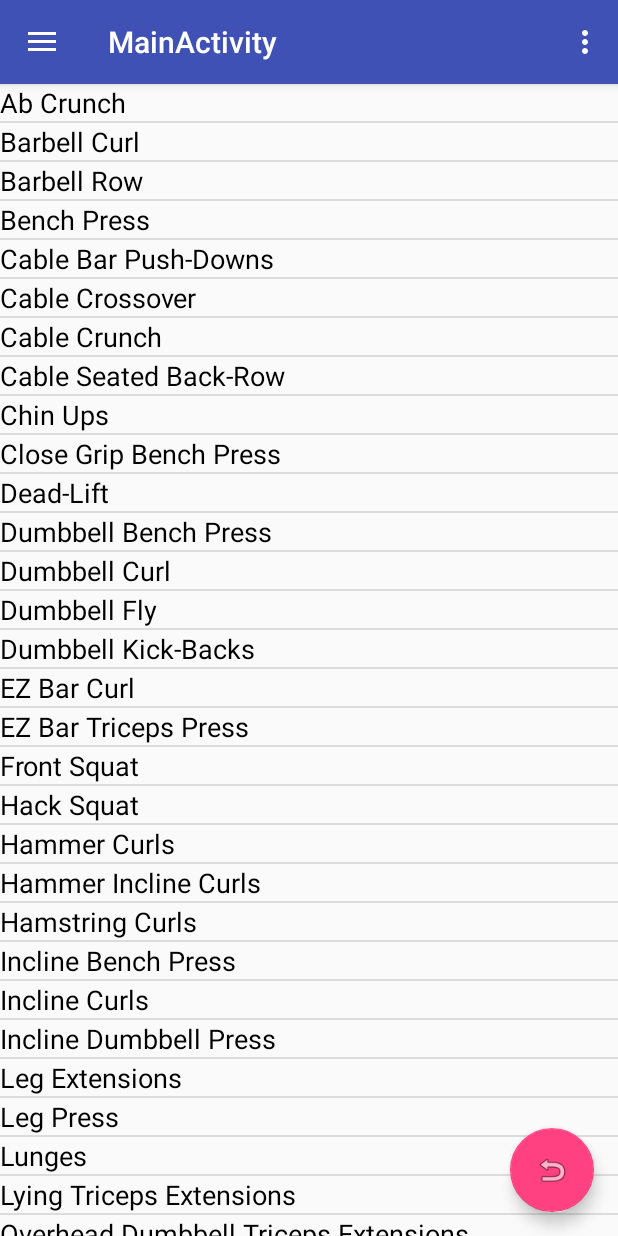
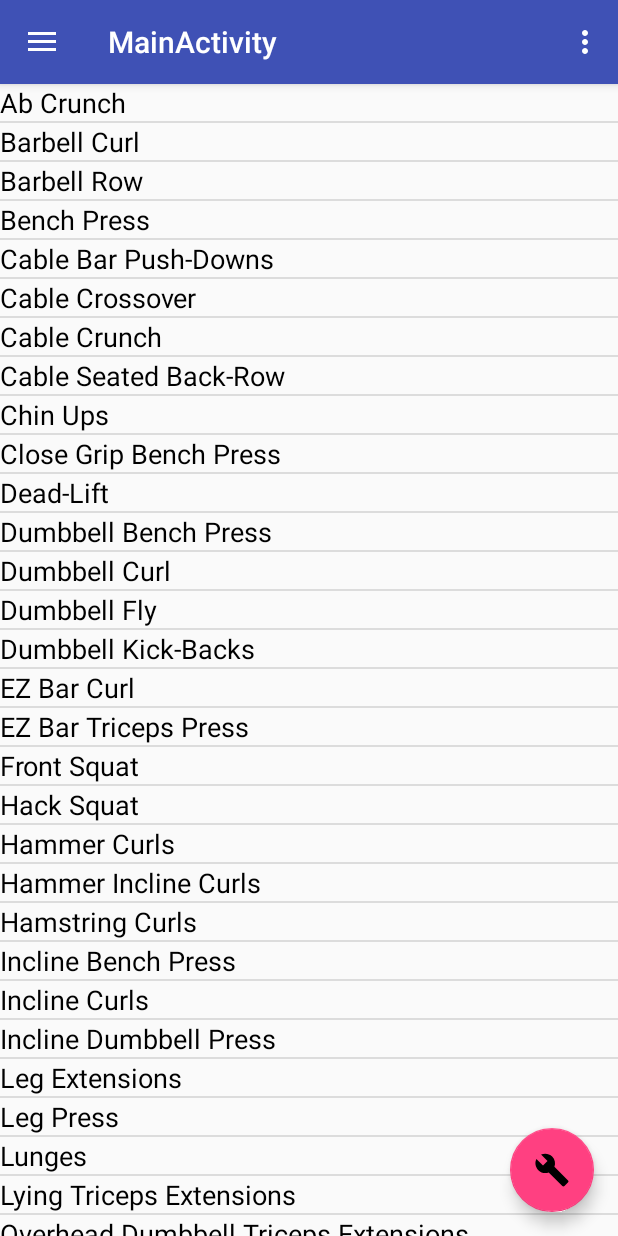
Before and after one commit to kaveon14/WorkoutBuddy-App, an Android app: the fragment ExerciseFragment placed in its activity, in the options menu, after a tap on "Settings", on a phone screen of 412 x 824 dp. Run offline under Robolectric (Android 15) with nearby library versions, the phone set to English and light mode, and no system bars; libraries missing offline, so code that uses them is left out: com.roomorama.caldroid.

Commit message:
added floating action button listeners to fragments

```diff
--- a/app/src/main/java/com/example/kaveon14/workoutbuddy/Activity/MainActivity.java
+++ b/app/src/main/java/com/example/kaveon14/workoutbuddy/Activity/MainActivity.java
@@ -66,21 +66,6 @@ public class MainActivity extends AppCompatActivity
     @Override
     public boolean onNavigationItemSelected(MenuItem item) {
         int id = item.getItemId();
-
-        /*if (id == R.id.body_stats) {
-            showBodyStatsFragment();
-        } else if (id == R.id.lifting_stats) {
-
-        } else if (id == R.id.workout_menu) {
-            showWorkoutFragment();
-        } else if (id == R.id.exercise_menu) {
-            showExerciseFragment();
-        } else if (id == R.id.calenderBtn) {
-            showCaldroidFragment();
-        } else if (id == R.id.nav_send) {
-
-        }*/
-
         switch (id) {
             case R.id.body_stats:
                 showBodyStatsFragment();
@@ -119,7 +104,6 @@ public class MainActivity extends AppCompatActivity
     private void showBodyStatsFragment() {
         BodyStatsFragment bodyStats_fragment = new BodyStatsFragment();
         addFragmentToStack(getActiveFragment(),bodyStats_fragment,R.id.bodyStats_fragment);
-        fab.setImageResource(R.drawable.ic_menu_manage);
     }
 
     private void showExerciseFragment() {
@@ -161,20 +145,7 @@ public class MainActivity extends AppCompatActivity
     private void setBaseContent() {
         setContentView(R.layout.activity_main);
         setDrawer(setToolbar());
-        setFloatingButton();
         setNaviagtionView();
-    }
-
-    private void setFloatingButton() {
-        fab = (FloatingActionButton) findViewById(R.id.fab);
-        fab.setOnClickListener(new View.OnClickListener() {
-            @Override
-            public void onClick(View view) {
-                if(getActiveFragment() != null && getActiveFragment().getId()==R.id.bodyStats_fragment) {
-                    showBlankBodyStatsFragment();
-                }
-            }
-        });
     }
 
     private Toolbar setToolbar() {
--- a/app/src/main/java/com/example/kaveon14/workoutbuddy/DataBase/DatabaseManagment/DataBaseSQLiteHelper.java
+++ b/app/src/main/java/com/example/kaveon14/workoutbuddy/DataBase/DatabaseManagment/DataBaseSQLiteHelper.java
@@ -112,11 +112,10 @@ public class DataBaseSQLiteHelper extends SQLiteOpenHelper {
 
         private void setDefaultWorkoutsMap() {
             DefaultWorkouts fileReader = new DefaultWorkouts(context, "DefaultWorkoutValues.txt");
-            MainWorkoutTable mainWorkoutTable = new MainWorkoutTable(context);
             try {
                 defaultWorkoutsMap = fileReader.getSubWorkoutData();
                 defaultWorkoutNames = new LinkedList<>();
-                defaultWorkoutNames.add("Chest_Day");//needs to read from a file
+                defaultWorkoutNames.add("Chest_Day");
                 defaultWorkoutNames.add("Back_Day");
                 defaultWorkoutNames.add("Shoulder_Day");
                 defaultWorkoutNames.add("Leg_Day");
--- a/app/src/main/java/com/example/kaveon14/workoutbuddy/DataBase/TableManagers/MainWorkoutTable.java
+++ b/app/src/main/java/com/example/kaveon14/workoutbuddy/DataBase/TableManagers/MainWorkoutTable.java
@@ -9,7 +9,6 @@ import com.example.kaveon14.workoutbuddy.DataBase.DatabaseManagment.DataBaseSQLi
 import java.util.ArrayList;
 import java.util.LinkedList;
 import java.util.List;
-
 import static com.example.kaveon14.workoutbuddy.DataBase.DatabaseManagment.DataBaseContract.MainWorkoutData.COLUMN_MAINWORKOUT;
 
 public class MainWorkoutTable {
--- a/app/src/main/java/com/example/kaveon14/workoutbuddy/Fragments/MainFragments/ExerciseFragment.java
+++ b/app/src/main/java/com/example/kaveon14/workoutbuddy/Fragments/MainFragments/ExerciseFragment.java
@@ -4,6 +4,7 @@ import android.content.Context;
 import android.graphics.Color;
 import android.os.Bundle;
 import android.support.annotation.Nullable;
+import android.support.design.widget.FloatingActionButton;
 import android.view.Gravity;
 import android.view.LayoutInflater;
 import android.view.View;
@@ -72,8 +73,28 @@ public class ExerciseFragment extends Fragment {
                              Bundle savedInstanceState) {
         final View root = inflater.inflate(R.layout.fragment_exercise, container, false);
         setListView(root);
+        setFloatingActionButton();
         return root;
     }
+
+    private FloatingActionButton setFloatingActionButton() {
+        FloatingActionButton fab = (FloatingActionButton) getActivity().findViewById(R.id.fab);
+        if(fab != null) {
+            fab.setImageResource(R.drawable.ic_menu_manage);
+            handleFloatingActionButtonEvents(fab);
+        }
+        return fab;
+    }
+
+    private void handleFloatingActionButtonEvents(FloatingActionButton fab) {
+        fab.setOnClickListener(new View.OnClickListener() {
+            @Override
+            public void onClick(View v) {
+                Toast.makeText(getContext(),"Add exercise",Toast.LENGTH_LONG).show();
+            }
+        });
+    }
+
 
     private void setListView(View root) {
         ListView listView = (ListView) root.findViewById(R.id.exercise_listView);
@@ -257,6 +278,7 @@ public class ExerciseFragment extends Fragment {
         exercise.setExerciseReps(getExerciseReps(root));
         exercise.setExerciseSets(getExerciseSets(root));
 
+        SubWorkoutFragment.clickedSubWorkout.addExercise(exercise);
         SubWorkoutTable subWorkoutTable = new SubWorkoutTable(getContext());
         subWorkoutTable.
                 addExerciseToSubWorkout(clickedMainWorkout,subWorkoutName+"_wk",
--- a/app/src/main/java/com/example/kaveon14/workoutbuddy/Fragments/SubFragments/BlankExerciseFragment.java
+++ b/app/src/main/java/com/example/kaveon14/workoutbuddy/Fragments/SubFragments/BlankExerciseFragment.java
@@ -5,12 +5,15 @@ import android.database.sqlite.SQLiteDatabase;
 import android.graphics.Bitmap;
 import android.graphics.BitmapFactory;
 import android.os.Bundle;
+import android.support.design.widget.FloatingActionButton;
 import android.support.v4.app.Fragment;
 import android.view.LayoutInflater;
 import android.view.View;
 import android.view.ViewGroup;
 import android.widget.EditText;
 import android.widget.ImageView;
+import android.widget.Toast;
+
 import com.example.kaveon14.workoutbuddy.DataBase.Data.Exercise;
 import com.example.kaveon14.workoutbuddy.DataBase.Data.ExerciseImages;
 import com.example.kaveon14.workoutbuddy.DataBase.DatabaseManagment.DataBaseContract;
@@ -34,6 +37,7 @@ public class BlankExerciseFragment extends Fragment {
                              Bundle savedInstanceState) {
         View view = inflater.inflate(R.layout.fragment_blank_exercise, container, false);
         setExerciseContent(view);
+        setFloatingActionButton();//shown for now
         return view;
     }
 
@@ -45,6 +49,25 @@ public class BlankExerciseFragment extends Fragment {
         exTextBox.setText(exerciseContent.getExerciseDescription());
         ImageView exImageView = (ImageView) view.findViewById(R.id.exerciseImageView);
         exImageView.setImageBitmap(exerciseContent.getImageBitmap(view));
+    }
+
+    private FloatingActionButton setFloatingActionButton() {
+        FloatingActionButton fab = (FloatingActionButton) getActivity().findViewById(R.id.fab);
+        if(fab != null) {
+            fab.setImageResource(R.drawable.ic_menu_manage);
+            handleFloatingActionButtonEvents(fab);
+        }
+        return fab;
+    }
+
+    private void handleFloatingActionButtonEvents(FloatingActionButton fab) {
+        fab.setOnClickListener(new View.OnClickListener() {
+            @Override
+            public void onClick(View v) {
+                Toast.makeText(getContext(),"if custom exercise allow it too be editable " +
+                        "otherwise do nit==ot show the button",Toast.LENGTH_LONG).show();
+            }
+        });
     }
 
     private class ExerciseContent extends ExerciseImages {
```
Also changed, not shown: app/src/main/java/com/example/kaveon14/workoutbuddy/Fragments/MainFragments/BodyStatsFragment.java (+34 -8 lines), app/src/main/java/com/example/kaveon14/workoutbuddy/Fragments/MainFragments/MainWorkoutFragment.java (+23 -0 lines), app/src/main/java/com/example/kaveon14/workoutbuddy/Fragments/SubFragments/BlankWorkoutFragment.java (+12 -0 lines), app/src/main/java/com/example/kaveon14/workoutbuddy/Fragments/SubFragments/SubWorkoutFragment.java (+22 -0 lines).
